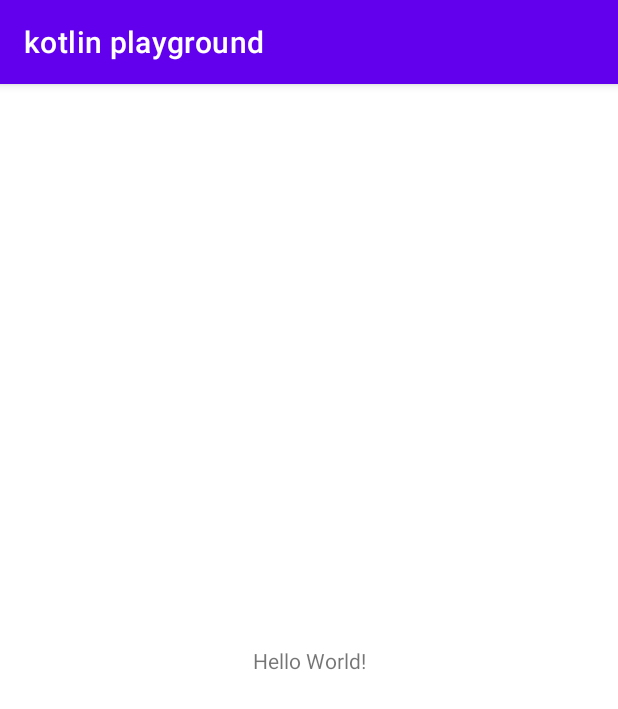
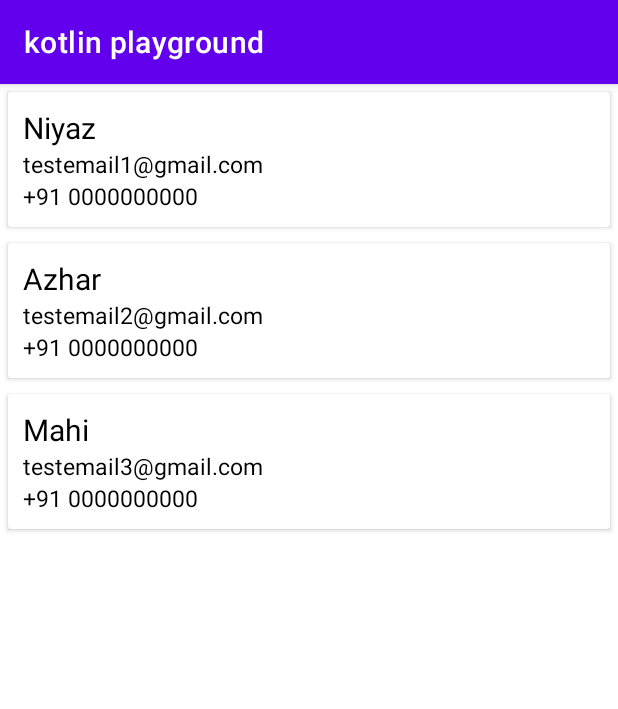
Before and after one commit to adhytianara/Kotlin-Android-Playground, an Android app: the screen it shows after launch (MainActivity), on a phone screen of 412 x 824 dp. Shown: the top 709 px of the screen. Run offline under Robolectric (Android 15) with nearby library versions, the phone set to English and light mode, and no system bars.

Commit message:
Read JSON file and display it using recyclerview

```diff
--- /dev/null
+++ b/app/src/main/assets/user_list.json
@@ -0,0 +1,25 @@
+{
+  "users":[
+    {
+      "name":"Niyaz",
+      "email":"testemail1@gmail.com",
+      "contact":{
+        "mobile":"+91 0000000000"
+      }
+    },
+    {
+      "name":"Azhar",
+      "email":"testemail2@gmail.com",
+      "contact":{
+        "mobile":"+91 0000000000"
+      }
+    },
+    {
+      "name":"Mahi",
+      "email":"testemail3@gmail.com",
+      "contact":{
+        "mobile":"+91 0000000000"
+      }
+    }
+  ]
+}
--- /dev/null
+++ b/app/src/main/java/id/ac/ui/cs/mobileprogramming/adhytia/kotlinplayground/CustomAdapter.kt
@@ -0,0 +1,45 @@
+package id.ac.ui.cs.mobileprogramming.adhytia.kotlinplayground
+
+import android.content.Context
+import android.view.LayoutInflater
+import android.view.View
+import android.view.ViewGroup
+import android.widget.TextView
+import android.widget.Toast
+import androidx.recyclerview.widget.RecyclerView
+import androidx.recyclerview.widget.RecyclerView.ViewHolder
+import java.util.*
+
+class CustomAdapter(
+    private var context: Context,
+    private var personNames: ArrayList<String>,
+    private var emailIds: ArrayList<String>,
+    private var mobileNumbers: ArrayList<String>
+) :
+    RecyclerView.Adapter<CustomAdapter.MyViewHolder>() {
+    override fun onCreateViewHolder(parent: ViewGroup, viewType: Int): MyViewHolder {
+        val v = LayoutInflater.from(parent.context).inflate(R.layout.row, parent, false)
+        return MyViewHolder(v)
+    }
+
+    override fun onBindViewHolder(holder: MyViewHolder, position: Int) {
+        // set the data in items
+        holder.name.text = personNames[position]
+        holder.email.text = emailIds[position]
+        holder.mobileNo.text = mobileNumbers[position]
+        // implement setOnClickListener event on item view.
+        holder.itemView.setOnClickListener { // display a toast with person name on item click
+            Toast.makeText(context, personNames[position], Toast.LENGTH_SHORT).show()
+        }
+    }
+
+    override fun getItemCount(): Int {
+        return personNames.size
+    }
+
+    inner class MyViewHolder(itemView: View) : ViewHolder(itemView) {
+        var name: TextView = itemView.findViewById<View>(R.id.tvName) as TextView
+        var email: TextView = itemView.findViewById<View>(R.id.tvEmail) as TextView
+        var mobileNo: TextView = itemView.findViewById<View>(R.id.tvMobile) as TextView
+    }
+}
--- a/app/src/main/java/id/ac/ui/cs/mobileprogramming/adhytia/kotlinplayground/MainActivity.kt
+++ b/app/src/main/java/id/ac/ui/cs/mobileprogramming/adhytia/kotlinplayground/MainActivity.kt
@@ -1,11 +1,62 @@
 package id.ac.ui.cs.mobileprogramming.adhytia.kotlinplayground
 
+import android.os.Bundle
 import androidx.appcompat.app.AppCompatActivity
-import android.os.Bundle
+import androidx.recyclerview.widget.LinearLayoutManager
+import androidx.recyclerview.widget.RecyclerView
+import org.json.JSONException
+import org.json.JSONObject
+import java.io.IOException
+import java.nio.charset.Charset
 
 class MainActivity : AppCompatActivity() {
+    var personName: ArrayList<String> = ArrayList()
+    var emailId: ArrayList<String> = ArrayList()
+    var mobileNumbers: ArrayList<String> = ArrayList()
+
     override fun onCreate(savedInstanceState: Bundle?) {
         super.onCreate(savedInstanceState)
         setContentView(R.layout.activity_main)
+
+        val recyclerView = findViewById<RecyclerView>(R.id.recyclerView)
+        val linearLayoutManager = LinearLayoutManager(applicationContext)
+
+        recyclerView.layoutManager = linearLayoutManager
+
+        try {
+            val obj = JSONObject(loadJSONFromAsset())
+            val userArray = obj.getJSONArray("users")
+            for (i in 0 until userArray.length()) {
+                val userDetail = userArray.getJSONObject(i)
+                personName.add(userDetail.getString("name"))
+                emailId.add(userDetail.getString("email"))
+                val contact = userDetail.getJSONObject("contact")
+                mobileNumbers.add(contact.getString("mobile"))
+            }
+        } catch (e: JSONException) {
+            e.printStackTrace()
+        }
+
+        val customAdapter = CustomAdapter(this@MainActivity, personName, emailId, mobileNumbers)
+        recyclerView.adapter = customAdapter
+    }
+
+    private fun loadJSONFromAsset(): String {
+        val json: String?
+
+        try {
+            val inputStream = assets.open("user_list.json")
+            val size = inputStream.available()
+            val buffer = ByteArray(size)
+            val charset: Charset = Charsets.UTF_8
+
+            inputStream.read(buffer)
+            inputStream.close()
+            json = String(buffer, charset)
+        } catch (ex: IOException) {
+            ex.printStackTrace()
+            return ""
+        }
+        return json
     }
 }
--- a/app/src/main/res/layout/activity_main.xml
+++ b/app/src/main/res/layout/activity_main.xml
@@ -1,18 +1,11 @@
 <?xml version="1.0" encoding="utf-8"?>
-<androidx.constraintlayout.widget.ConstraintLayout xmlns:android="http://schemas.android.com/apk/res/android"
-    xmlns:app="http://schemas.android.com/apk/res-auto"
+<RelativeLayout xmlns:android="http://schemas.android.com/apk/res/android"
     xmlns:tools="http://schemas.android.com/tools"
     android:layout_width="match_parent"
     android:layout_height="match_parent"
     tools:context=".MainActivity">
-
-    <TextView
-        android:layout_width="wrap_content"
-        android:layout_height="wrap_content"
-        android:text="Hello World!"
-        app:layout_constraintBottom_toBottomOf="parent"
-        app:layout_constraintLeft_toLeftOf="parent"
-        app:layout_constraintRight_toRightOf="parent"
-        app:layout_constraintTop_toTopOf="parent" />
-
-</androidx.constraintlayout.widget.ConstraintLayout>
+    <androidx.recyclerview.widget.RecyclerView
+        android:id="@+id/recyclerView"
+        android:layout_width="match_parent"
+        android:layout_height="match_parent" />
+</RelativeLayout>
--- /dev/null
+++ b/app/src/main/res/layout/row.xml
@@ -0,0 +1,38 @@
+<?xml version="1.0" encoding="utf-8"?>
+<androidx.cardview.widget.CardView xmlns:android="http://schemas.android.com/apk/res/android"
+    android:id="@+id/cardView"
+    android:layout_width="match_parent"
+    android:layout_height="wrap_content"
+    android:layout_margin="5dp">
+
+    <LinearLayout
+        android:layout_width="match_parent"
+        android:layout_height="wrap_content"
+        android:orientation="vertical"
+        android:padding="10dp">
+        <!--items for a single row of RecyclerView-->
+        <TextView
+            android:id="@+id/tvName"
+            android:layout_width="wrap_content"
+            android:layout_height="wrap_content"
+            android:text="Name"
+            android:textColor="#000"
+            android:textSize="20sp" />
+
+        <TextView
+            android:id="@+id/tvEmail"
+            android:layout_width="wrap_content"
+            android:layout_height="wrap_content"
+            android:text="email@email.com"
+            android:textColor="#000"
+            android:textSize="15sp" />
+
+        <TextView
+            android:id="@+id/tvMobile"
+            android:layout_width="wrap_content"
+            android:layout_height="wrap_content"
+            android:text="e9999999999"
+            android:textColor="#000"
+            android:textSize="15sp" />
+    </LinearLayout>
+</androidx.cardview.widget.CardView>
```
